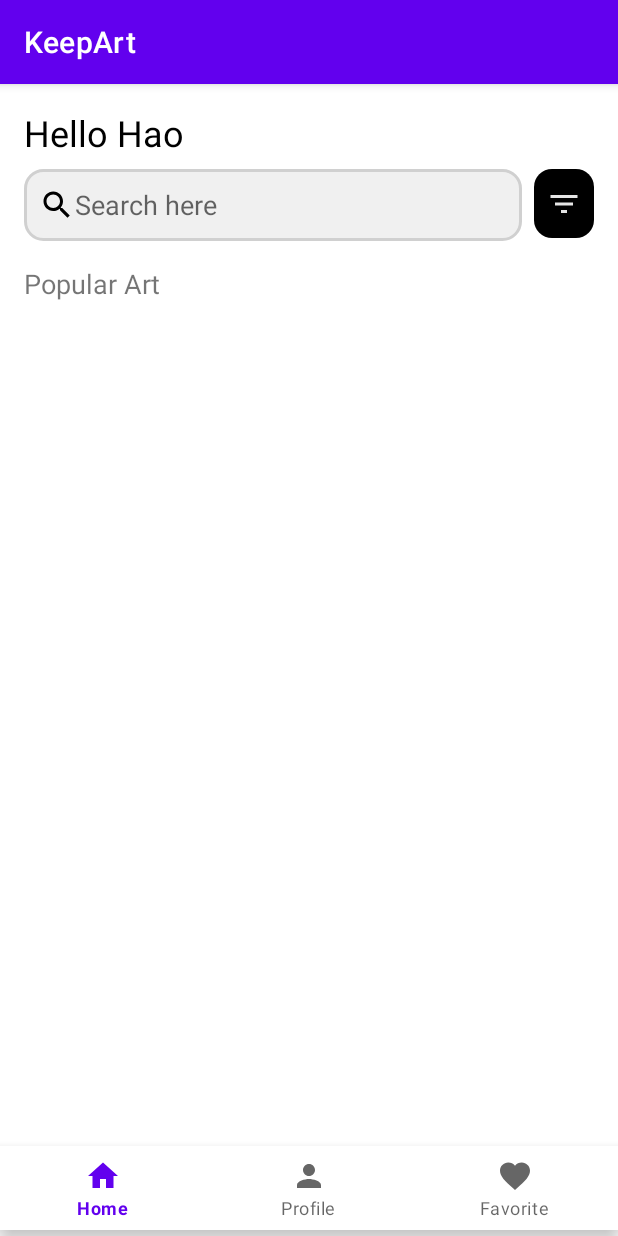
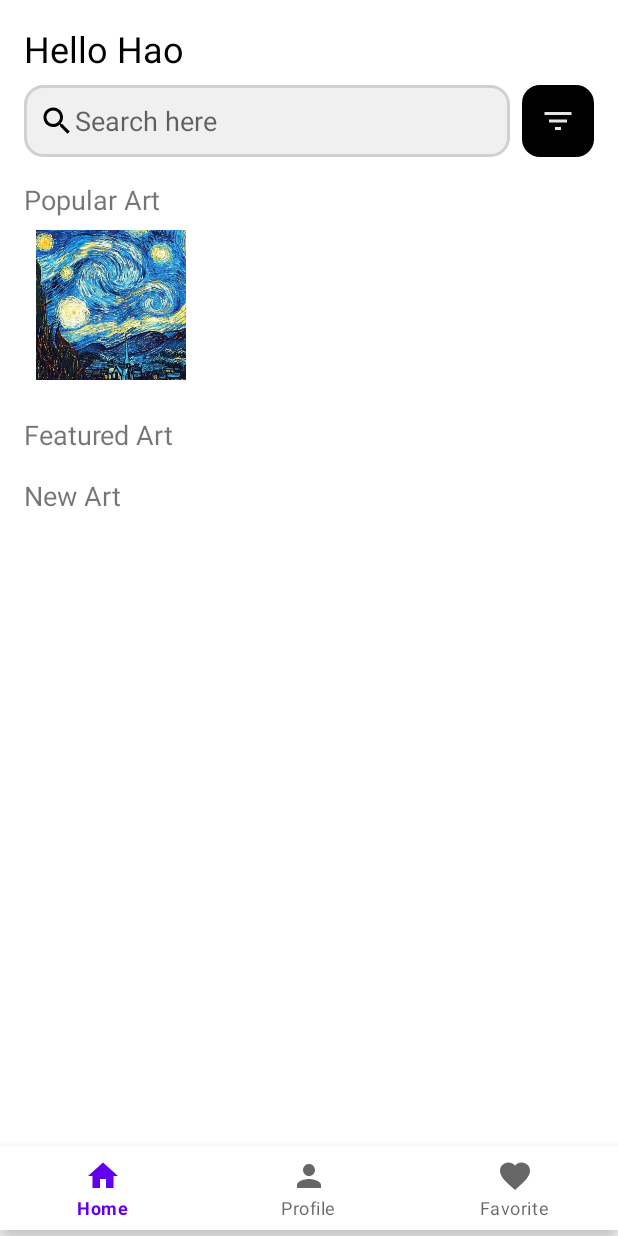
Before and after one commit to PhamVietHao/KeepArt, an Android app: the screen it shows after launch (MainActivity), on a phone screen of 412 x 824 dp. Run offline under Robolectric (Android 15) with nearby library versions, the phone set to English and light mode, and no system bars.

Commit message:
remove the bar

```diff
--- a/app/src/main/java/lets/example/keepart/Art.java
+++ b/app/src/main/java/lets/example/keepart/Art.java
@@ -8,7 +8,6 @@ public class Art {
     private int price;
     private boolean favorited;
 
-    // Constructor
     public Art(String title, int imageResId, int like, String description, int price, boolean favorited) {
         this.title = title;
         this.imageResId = imageResId;
@@ -18,7 +17,6 @@ public class Art {
         this.favorited = favorited;
     }
 
-    // Getters and Setters
     public String getTitle() {
         return title;
     }
--- /dev/null
+++ b/app/src/main/java/lets/example/keepart/ArtAdapter.java
@@ -0,0 +1,63 @@
+package lets.example.keepart;
+
+import android.content.Context;
+import android.content.Intent;
+import android.view.LayoutInflater;
+import android.view.View;
+import android.view.ViewGroup;
+import android.widget.ImageView;
+
+import androidx.annotation.NonNull;
+import androidx.recyclerview.widget.RecyclerView;
+
+import java.util.List;
+
+public class ArtAdapter extends RecyclerView.Adapter<ArtAdapter.ArtViewHolder> {
+
+    private List<Art> artList;
+    private Context context;
+    private OnArtClickListener listener;
+
+    public ArtAdapter(List<Art> artList, Context context, OnArtClickListener listener) {
+        this.artList = artList;
+        this.context = context;
+        this.listener = listener;
+    }
+
+    @NonNull
+    @Override
+    public ArtViewHolder onCreateViewHolder(@NonNull ViewGroup parent, int viewType) {
+        View view = LayoutInflater.from(context).inflate(R.layout.item_art, parent, false);
+        return new ArtViewHolder(view);
+    }
+
+    @Override
+    public void onBindViewHolder(@NonNull ArtViewHolder holder, int position) {
+        Art art = artList.get(position);
+        holder.artImage.setImageResource(art.getImageResId());
+
+        holder.itemView.setOnClickListener(v -> {
+            if (listener != null) {
+                listener.onArtClick(art);
+            }
+        });
+    }
+
+    @Override
+    public int getItemCount() {
+        return artList.size();
+    }
+
+    public static class ArtViewHolder extends RecyclerView.ViewHolder {
+        ImageView artImage;
+
+        public ArtViewHolder(@NonNull View itemView) {
+            super(itemView);
+            artImage = itemView.findViewById(R.id.artImage);
+        }
+    }
+
+    public interface OnArtClickListener {
+        void onArtClick(Art art);
+    }
+}
--- a/app/src/main/java/lets/example/keepart/HomeFragment.java
+++ b/app/src/main/java/lets/example/keepart/HomeFragment.java
@@ -1,5 +1,6 @@
 package lets.example.keepart;
 
+import android.content.Intent;
 import android.os.Bundle;
 import android.view.LayoutInflater;
 import android.view.View;
@@ -8,22 +9,66 @@ import android.view.ViewGroup;
 import androidx.annotation.NonNull;
 import androidx.annotation.Nullable;
 import androidx.fragment.app.Fragment;
+import androidx.recyclerview.widget.LinearLayoutManager;
+import androidx.recyclerview.widget.RecyclerView;
 
-import lets.example.keepart.R;
-
+import java.util.ArrayList;
+import java.util.List;
 
 public class HomeFragment extends Fragment {
 
-    View view;
+    private RecyclerView recyclerViewPopular, recyclerViewFeatured, recyclerViewNew;
+    private List<Art> popularArtList, featuredArtList, newArtList;
 
     @Nullable
     @Override
     public View onCreateView(@NonNull LayoutInflater inflater, @Nullable ViewGroup container, @Nullable Bundle savedInstanceState) {
-        super.onCreate(savedInstanceState);
-        view = inflater.inflate(R.layout.fragment_home, container, false);
+        View view = inflater.inflate(R.layout.fragment_home, container, false);
+
+        recyclerViewPopular = view.findViewById(R.id.recyclerViewPopular);
+        recyclerViewFeatured = view.findViewById(R.id.recyclerViewFeatured);
+        recyclerViewNew = view.findViewById(R.id.recyclerViewNew);
+
+        // Set up horizontal layout managers
+        recyclerViewPopular.setLayoutManager(new LinearLayoutManager(getContext(), LinearLayoutManager.HORIZONTAL, false));
+        recyclerViewFeatured.setLayoutManager(new LinearLayoutManager(getContext(), LinearLayoutManager.HORIZONTAL, false));
+        recyclerViewNew.setLayoutManager(new LinearLayoutManager(getContext(), LinearLayoutManager.HORIZONTAL, false));
+
+        // Initialize art lists and adapters
+        populateArtLists();
+        setupAdapters();
 
         return view;
     }
 
+    private void populateArtLists() {
+        // Sample data for each section
+        popularArtList = new ArrayList<>();
+        featuredArtList = new ArrayList<>();
+        newArtList = new ArrayList<>();
 
+        // Populate with sample data
+        popularArtList.add(new Art("Starry Night", R.drawable.starry_night, 100, "A famous painting by Vincent van Gogh.", 200, false));
+    }
+
+    private void setupAdapters() {
+        // Set adapters with data and click listener
+        ArtAdapter popularAdapter = new ArtAdapter(popularArtList, getContext(), this::openArtDetailActivity);
+        ArtAdapter featuredAdapter = new ArtAdapter(featuredArtList, getContext(), this::openArtDetailActivity);
+        ArtAdapter newAdapter = new ArtAdapter(newArtList, getContext(), this::openArtDetailActivity);
+
+        recyclerViewPopular.setAdapter(popularAdapter);
+        recyclerViewFeatured.setAdapter(featuredAdapter);
+        recyclerViewNew.setAdapter(newAdapter);
+    }
+
+    private void openArtDetailActivity(Art art) {
+        Intent intent = new Intent(getContext(), ArtActivity.class);
+        intent.putExtra("title", art.getTitle());
+        intent.putExtra("imageResId", art.getImageResId());
+        intent.putExtra("description", art.getDescription());
+        intent.putExtra("price", art.getPrice());
+        intent.putExtra("like", art.getLike());
+        startActivity(intent);
+    }
 }
--- a/app/src/main/res/layout/fragment_home.xml
+++ b/app/src/main/res/layout/fragment_home.xml
@@ -46,8 +46,8 @@
         <!-- Filter Button -->
         <ImageButton
             android:id="@+id/filter_button"
-            android:layout_width="40dp"
-            android:layout_height="46dp"
+            android:layout_width="48dp"
+            android:layout_height="48dp"
             android:layout_marginStart="8dp"
             android:background="@drawable/filter_button_background"
             android:contentDescription="Filter"
@@ -75,7 +75,33 @@
             android:layout_height="wrap_content"
             android:orientation="horizontal" />
 
-        <!-- Repeat for other sections -->
+        <!-- Section 2: Featured Art -->
+        <TextView
+            android:layout_width="wrap_content"
+            android:layout_height="wrap_content"
+            android:text="Featured Art"
+            android:textSize="18sp"
+            android:paddingTop="16dp" />
+
+        <androidx.recyclerview.widget.RecyclerView
+            android:id="@+id/recyclerViewFeatured"
+            android:layout_width="match_parent"
+            android:layout_height="wrap_content"
+            android:orientation="horizontal" />
+
+        <!-- Section 3: New Art -->
+        <TextView
+            android:layout_width="wrap_content"
+            android:layout_height="wrap_content"
+            android:text="New Art"
+            android:textSize="18sp"
+            android:paddingTop="16dp" />
+
+        <androidx.recyclerview.widget.RecyclerView
+            android:id="@+id/recyclerViewNew"
+            android:layout_width="match_parent"
+            android:layout_height="wrap_content"
+            android:orientation="horizontal" />
     </LinearLayout>
 
 </RelativeLayout>
--- /dev/null
+++ b/app/src/main/res/layout/item_art.xml
@@ -0,0 +1,14 @@
+<?xml version="1.0" encoding="utf-8"?>
+<RelativeLayout xmlns:android="http://schemas.android.com/apk/res/android"
+    android:layout_width="wrap_content"
+    android:layout_height="wrap_content"
+    android:padding="8dp">
+
+    <ImageView
+        android:id="@+id/artImage"
+        android:layout_width="100dp"
+        android:layout_height="100dp"
+        android:scaleType="centerCrop"
+        android:layout_centerInParent="true"
+        android:contentDescription="Art Image" />
+</RelativeLayout>
--- a/app/src/main/res/values-night/themes.xml
+++ b/app/src/main/res/values-night/themes.xml
@@ -1,6 +1,6 @@
 <resources xmlns:tools="http://schemas.android.com/tools">
     <!-- Base application theme. -->
-    <style name="Theme.KeepArt" parent="Theme.MaterialComponents.DayNight.DarkActionBar">
+    <style name="Theme.KeepArt" parent="Theme.MaterialComponents.DayNight.NoActionBar">
         <!-- Primary brand color. -->
         <item name="colorPrimary">@color/purple_200</item>
         <item name="colorPrimaryVariant">@color/purple_700</item>
--- a/app/src/main/res/values/themes.xml
+++ b/app/src/main/res/values/themes.xml
@@ -1,6 +1,6 @@
 <resources xmlns:tools="http://schemas.android.com/tools">
     <!-- Base application theme. -->
-    <style name="Theme.KeepArt" parent="Theme.MaterialComponents.DayNight.DarkActionBar">
+    <style name="Theme.KeepArt" parent="Theme.MaterialComponents.DayNight.NoActionBar">
         <!-- Primary brand color. -->
         <item name="colorPrimary">@color/purple_500</item>
         <item name="colorPrimaryVariant">@color/purple_700</item>
```
